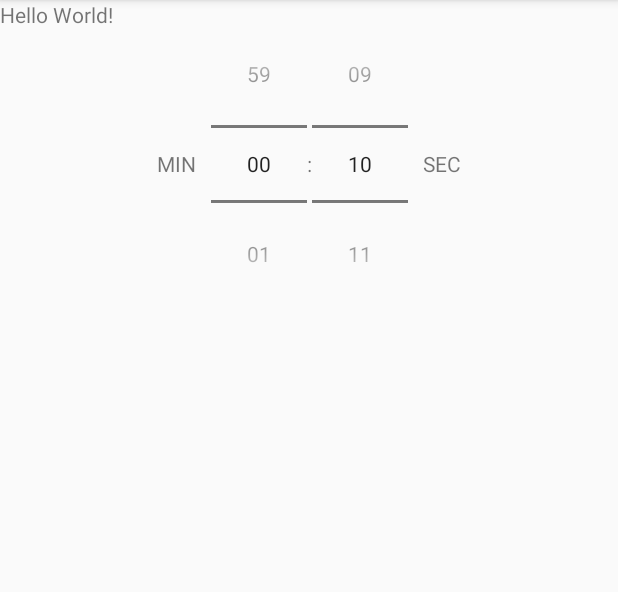
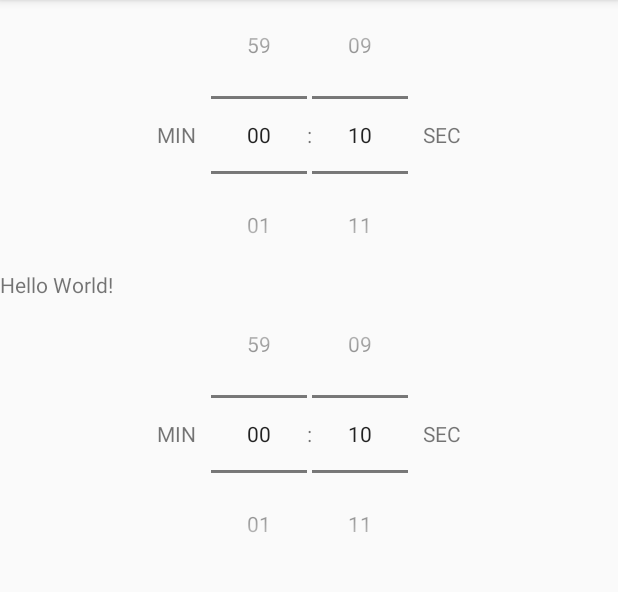
Before and after one commit to logikfabrik/hiit, an Android app: the screen it shows after launch (MainActivity), on a phone screen of 412 x 824 dp, the part 84-676 px from its top. Run offline under Robolectric (Android 15) with nearby library versions, the phone set to English and light mode, and no system bars.

Commit message:
Changes the namespace

```diff
--- a/src/app/build.gradle
+++ b/src/app/build.gradle
@@ -7,7 +7,7 @@ android {
     buildToolsVersion "30.0.1"
 
     defaultConfig {
-        applicationId "com.example.hiit"
+        applicationId "se.logikfabrik.hiit"
         minSdkVersion 21
         targetSdkVersion 30
         versionCode 1
@@ -27,7 +27,7 @@ android {
 dependencies {
     implementation fileTree(dir: "libs", include: ["*.jar"])
     implementation "org.jetbrains.kotlin:kotlin-stdlib:$kotlin_version"
-    implementation 'androidx.core:core-ktx:1.1.0'
+    implementation 'androidx.core:core-ktx:1.3.0'
     implementation 'androidx.appcompat:appcompat:1.1.0'
     implementation 'androidx.constraintlayout:constraintlayout:1.1.3'
     testImplementation 'junit:junit:4.12'
--- a/src/app/src/main/AndroidManifest.xml
+++ b/src/app/src/main/AndroidManifest.xml
@@ -1,6 +1,6 @@
 <?xml version="1.0" encoding="utf-8"?>
 <manifest xmlns:android="http://schemas.android.com/apk/res/android"
-    package="com.example.hiit">
+    package="se.logikfabrik.hiit">
 
     <application
         android:allowBackup="true"
--- a/src/app/src/main/java/com/example/hiit/MainActivity.kt
+++ b/src/app/src/main/java/se/logikfabrik/hiit/MainActivity.kt
@@ -1,4 +1,4 @@
-package com.example.hiit
+package se.logikfabrik.hiit
 
 import androidx.appcompat.app.AppCompatActivity
 import android.os.Bundle
--- a/src/app/src/main/java/com/example/hiit/widgets/MyTimePartPicker.kt
+++ b/src/app/src/main/java/se/logikfabrik/hiit/widgets/MyTimePartPicker.kt
@@ -1,9 +1,9 @@
-package com.example.hiit.widgets
+package se.logikfabrik.hiit.widgets
 
 import android.content.Context
 import android.util.AttributeSet
 import android.widget.NumberPicker
-import com.example.hiit.R
+import se.logikfabrik.hiit.R
 
 open class MyTimePartPicker : NumberPicker {
 
--- /dev/null
+++ b/src/app/src/main/java/se/logikfabrik/hiit/widgets/MyTimePicker.kt
@@ -0,0 +1,28 @@
+package se.logikfabrik.hiit.widgets
+
+
+import android.content.Context
+import android.util.AttributeSet
+import android.view.LayoutInflater
+import android.widget.LinearLayout
+import se.logikfabrik.hiit.R
+
+class MyTimePicker : LinearLayout {
+
+    var minMinValue: Int = 0
+    var maxMinValue: Int = 0
+
+    var minSecValue: Int = 0
+    var maxSecValue: Int = 0
+
+    constructor(context: Context) : super(context) {
+
+    }
+
+    constructor(context: Context, attrs: AttributeSet) : super(context, attrs) {
+        val inflater = context.getSystemService(Context.LAYOUT_INFLATER_SERVICE) as LayoutInflater
+
+        inflater.inflate(R.layout.my_time_picker, this, true)
+    }
+
+}
--- a/src/app/src/main/res/layout/activity_main.xml
+++ b/src/app/src/main/res/layout/activity_main.xml
@@ -9,9 +9,11 @@
     <LinearLayout
         android:layout_width="match_parent"
         android:layout_height="match_parent"
-        android:orientation="vertical"
-        tools:layout_editor_absoluteX="35dp"
-        tools:layout_editor_absoluteY="137dp">
+        android:orientation="vertical">
+
+        <se.logikfabrik.hiit.widgets.MyTimePicker
+            android:layout_width="match_parent"
+            android:layout_height="wrap_content" />
 
         <TextView
             android:layout_width="wrap_content"
@@ -32,7 +34,7 @@
                 android:gravity="center_vertical"
                 android:layout_marginRight="10dp" />
 
-            <com.example.hiit.widgets.MyTimePartPicker
+            <se.logikfabrik.hiit.widgets.MyTimePartPicker
                 android:layout_width="wrap_content"
                 android:layout_height="wrap_content"
                 app:defaultValue="0"
@@ -45,7 +47,7 @@
                 android:text=":"
                 android:gravity="center_vertical" />
 
-            <com.example.hiit.widgets.MyTimePartPicker
+            <se.logikfabrik.hiit.widgets.MyTimePartPicker
                 android:layout_width="wrap_content"
                 android:layout_height="wrap_content"
                 app:defaultValue="10"
--- /dev/null
+++ b/src/app/src/main/res/layout/my_time_picker.xml
@@ -0,0 +1,46 @@
+<?xml version="1.0" encoding="utf-8"?>
+<LinearLayout
+    xmlns:android="http://schemas.android.com/apk/res/android"
+    xmlns:app="http://schemas.android.com/apk/res-auto"
+    android:layout_width="match_parent"
+    android:layout_height="wrap_content"
+    android:orientation="horizontal"
+    android:gravity="center_horizontal">
+
+        <TextView
+            android:layout_width="wrap_content"
+            android:layout_height="match_parent"
+            android:text="Min"
+            android:textAllCaps="true"
+            android:gravity="center_vertical"
+            android:layout_marginRight="10dp" />
+
+        <se.logikfabrik.hiit.widgets.MyTimePartPicker
+            android:layout_width="wrap_content"
+            android:layout_height="wrap_content"
+            app:defaultValue="0"
+            app:maxValue="59"
+            app:minValue="0" />
+
+        <TextView
+            android:layout_width="wrap_content"
+            android:layout_height="match_parent"
+            android:text=":"
+            android:gravity="center_vertical" />
+
+        <se.logikfabrik.hiit.widgets.MyTimePartPicker
+            android:layout_width="wrap_content"
+            android:layout_height="wrap_content"
+            app:defaultValue="10"
+            app:maxValue="59"
+            app:minValue="0" />
+
+        <TextView
+            android:layout_width="wrap_content"
+            android:layout_height="match_parent"
+            android:text="Sec"
+            android:textAllCaps="true"
+            android:gravity="center_vertical"
+            android:layout_marginLeft="10dp" />
+
+    </LinearLayout>
```
Also changed, not shown: src/gradle/wrapper/gradle-wrapper.properties, 4 other files.
